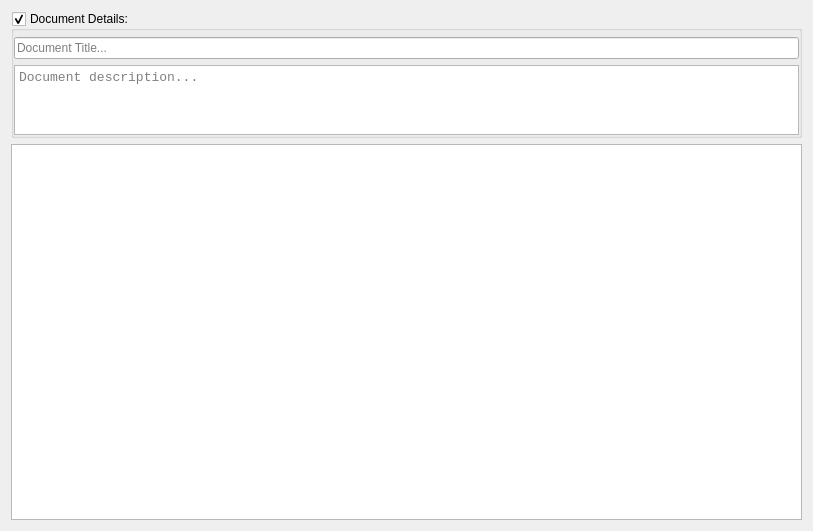
This is ui/tab.ui in jwjulien/bine as Qt 5 draws it before an edit. The edited form follows.
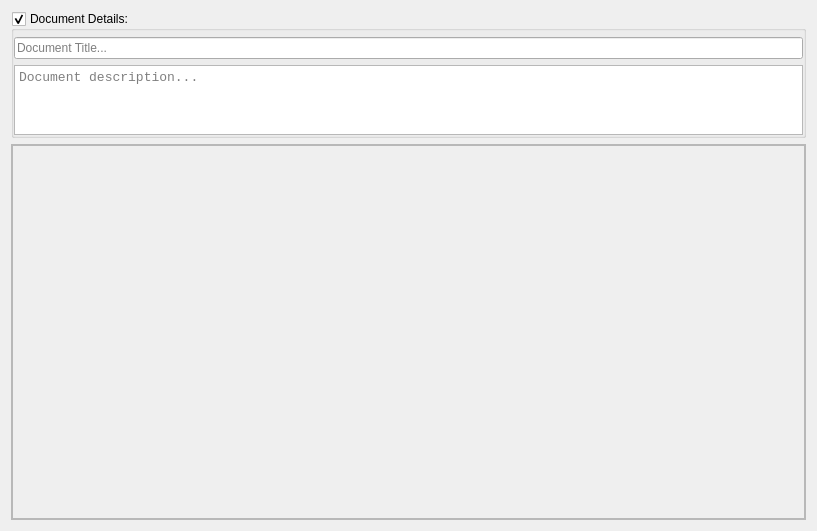
This is the edited form. Custom widgets are drawn as their Qt base class.

What changed in the file:
```diff
--- a/ui/tab.ui
+++ b/ui/tab.ui
@@ -6,7 +6,7 @@
    <rect>
     <x>0</x>
     <y>0</y>
-    <width>813</width>
+    <width>817</width>
     <height>531</height>
    </rect>
   </property>
@@ -74,16 +74,50 @@
     </widget>
    </item>
    <item>
-    <widget class="QColumnView" name="columns">
+    <widget class="QScrollArea" name="scroller">
      <property name="sizePolicy">
-      <sizepolicy hsizetype="Expanding" vsizetype="Preferred">
+      <sizepolicy hsizetype="Expanding" vsizetype="Expanding">
        <horstretch>0</horstretch>
        <verstretch>3</verstretch>
       </sizepolicy>
      </property>
-     <property name="dragEnabled">
+     <property name="widgetResizable">
       <bool>true</bool>
      </property>
+     <widget class="QWidget" name="container">
+      <property name="geometry">
+       <rect>
+        <x>0</x>
+        <y>0</y>
+        <width>797</width>
+        <height>378</height>
+       </rect>
+      </property>
+      <layout class="QHBoxLayout" name="horizontalLayout">
+       <property name="leftMargin">
+        <number>0</number>
+       </property>
+       <property name="topMargin">
+        <number>0</number>
+       </property>
+       <property name="rightMargin">
+        <number>0</number>
+       </property>
+       <property name="bottomMargin">
+        <number>0</number>
+       </property>
+       <item>
+        <widget class="QFrame" name="lists">
+         <property name="frameShape">
+          <enum>QFrame::StyledPanel</enum>
+         </property>
+         <property name="frameShadow">
+          <enum>QFrame::Raised</enum>
+         </property>
+        </widget>
+       </item>
+      </layout>
+     </widget>
     </widget>
    </item>
   </layout>
```
